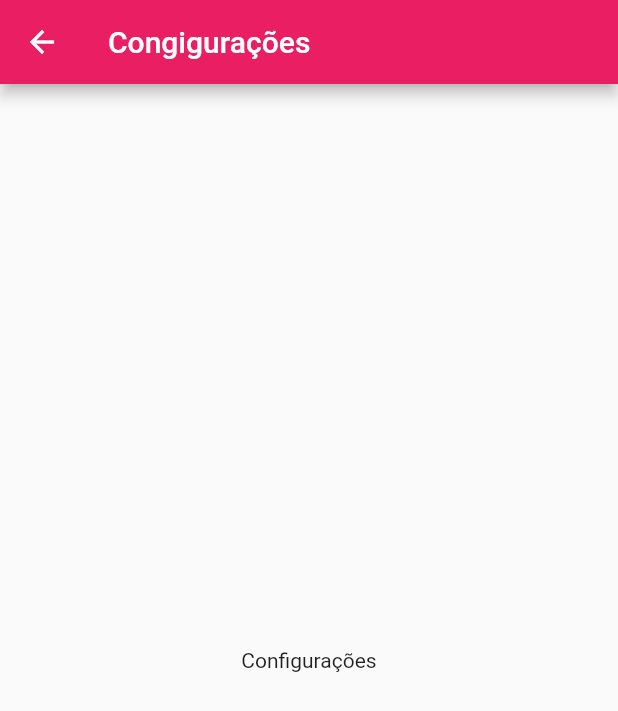
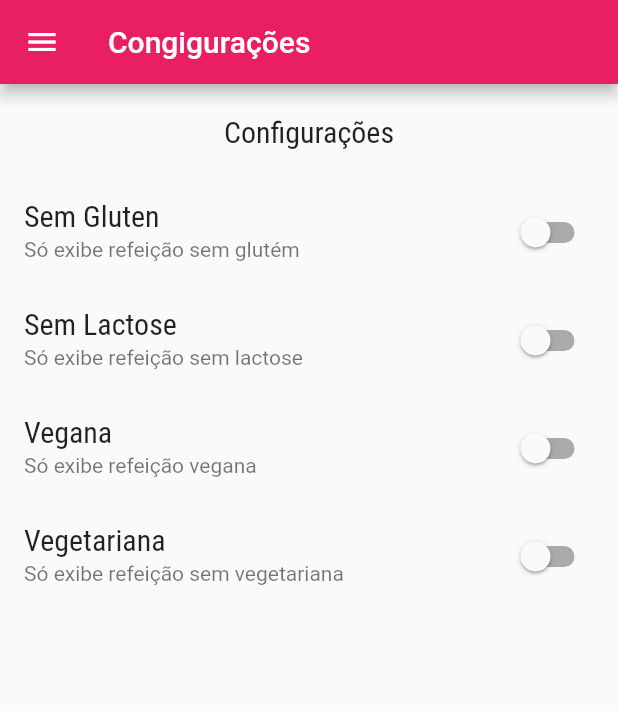
Before and after one commit to CornelioLeandro/NavegacaoComArgs, a Flutter app: the SettingsScreen screen opened by its route, on a phone screen of 412 x 824 dp. Shown: the top 711 px of the screen. Run offline on Flutter 3.47's test engine with Material 2 defaults, Android fonts, the phone set to English and light mode, and no system bars; network calls fail.

Commit message:
Args em pop MealDetail e Future

```diff
--- a/lib/components/main_drawer.dart
+++ b/lib/components/main_drawer.dart
@@ -47,12 +47,12 @@ class MainDrawer extends StatelessWidget {
           _createItem(
             Icons.restaurant,
             'Refeicao',
-            () => Navigator.of(context).pushNamed(AppRoutes.HOME),
+            () => Navigator.of(context).pushReplacementNamed(AppRoutes.HOME),
           ),
           _createItem(
             Icons.settings,
             'Configuraçẽs',
-            () => Navigator.of(context).pushNamed(AppRoutes.SETTINGS),
+            () => Navigator.of(context).pushReplacementNamed(AppRoutes.SETTINGS),
           ),
         ],
       ),
--- a/lib/components/meals_item.dart
+++ b/lib/components/meals_item.dart
@@ -9,14 +9,23 @@ class MealItem extends StatelessWidget {
   MealItem(this.meal);
 
   void _selecMeal(BuildContext context) {
-    Navigator.of(context).pushNamed(AppRoutes.MEAL_DETAIL,
-    arguments: meal);
+    Navigator.of(context)
+        .pushNamed(
+      AppRoutes.MEAL_DETAIL,
+      arguments: meal,
+    ).then((result) {
+      if (result == null) {
+        print('sem $result');
+      } else {
+        print('O nome da redfeitao é ${result.toString()}');
+      }
+    });
   }
 
   @override
   Widget build(BuildContext context) {
     return InkWell(
-      onTap:() => _selecMeal(context),
+      onTap: () => _selecMeal(context),
       borderRadius: const BorderRadius.only(
         topLeft: Radius.circular(15),
         topRight: Radius.circular(15),
--- /dev/null
+++ b/lib/models/settings.dart
@@ -0,0 +1,9 @@
+class Settings{
+   bool isGlutenFree;
+   bool isLactoseFree;
+   bool isVegan;
+   bool isVegetarian;
+
+   Settings(
+   {this.isGlutenFree = false, this.isLactoseFree = false, this.isVegan = false, this.isVegetarian = false});
+}
--- a/lib/screen/meal_detail_screen.dart
+++ b/lib/screen/meal_detail_screen.dart
@@ -84,6 +84,12 @@ class MealDetail extends StatelessWidget {
           ),
         ]),
       ),
+      floatingActionButton: FloatingActionButton(
+        child: Icon(Icons.star),
+        onPressed: () {
+          Navigator.of(context).pop(meal.title);
+        },
+      ),
     );
   }
 }
--- a/lib/screen/settings_screen.dart
+++ b/lib/screen/settings_screen.dart
@@ -1,7 +1,25 @@
 import 'package:flutter/material.dart';
+import '../components/main_drawer.dart';
+import '../models/settings.dart';
 
-class SettingsScreen extends StatelessWidget {
-  const SettingsScreen({Key? key}) : super(key: key);
+class SettingsScreen extends StatefulWidget {
+  @override
+  State<SettingsScreen> createState() => _SettingsScreenState();
+}
+
+class _SettingsScreenState extends State<SettingsScreen> {
+
+  var settings = Settings();
+
+  Widget _createSwitch(String title, String subtitle, bool value,
+      Function(bool) onChanged) {
+    return SwitchListTile.adaptive(
+      title: Text(title),
+      subtitle: Text(subtitle),
+      value: value,
+      onChanged: onChanged,
+    );
+  }
 
   @override
   Widget build(BuildContext context) {
@@ -9,8 +27,46 @@ class SettingsScreen extends StatelessWidget {
       appBar: AppBar(
         title: Text("Congigurações"),
       ),
-      body: Center(
-        child: Text('Configurações'),
+      drawer: MainDrawer(),
+      body: Column(
+        children: <Widget>[
+          Container(
+            padding: EdgeInsets.all(20),
+            child: Text(
+              'Configurações',
+              style: Theme
+                  .of(context)
+                  .textTheme
+                  .titleMedium,
+            ),
+          ),
+          Expanded(
+            child: ListView(
+              children: <Widget>[
+                _createSwitch('Sem Gluten',
+                  'Só exibe refeição sem glutém',
+                  settings.isGlutenFree,
+                      (value) => setState(() => settings.isGlutenFree = value),
+                ),
+                _createSwitch('Sem Lactose',
+                  'Só exibe refeição sem lactose',
+                  settings.isLactoseFree,
+                      (value) => setState(() => settings.isLactoseFree = value),
+                ),
+                _createSwitch('Vegana',
+                  'Só exibe refeição vegana',
+                  settings.isVegan,
+                      (value) => setState(() => settings.isVegan = value),
+                ),
+                _createSwitch('Vegetariana',
+                  'Só exibe refeição sem vegetariana',
+                  settings.isVegetarian,
+                      (value) => setState(() => settings.isVegetarian = value),
+                ),
+              ],
+            ),
+          ),
+        ],
       ),
     );
   }
```
